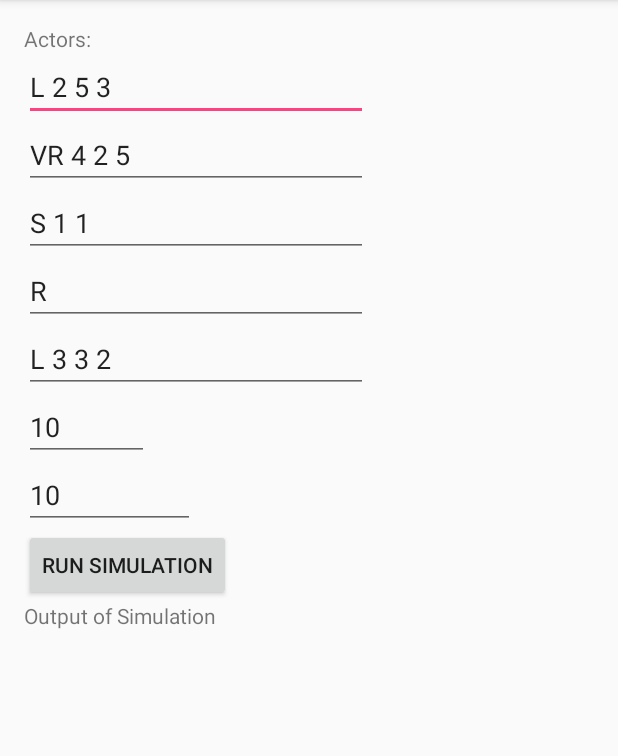
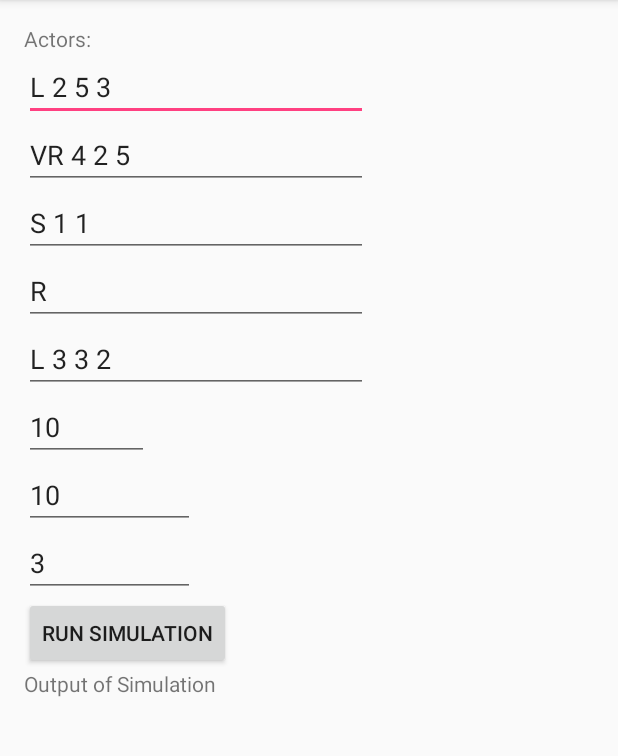
Before and after one commit to SingularityFuture/ActorGrid, an Android app: the screen it shows after launch (MainActivity), on a phone screen of 412 x 824 dp, the part 84-840 px from its top. Run offline under Robolectric (Android 15) with nearby library versions, the phone set to English and light mode, and no system bars.

Commit message:
Add default frames
Add integer resource for default frames and layout EditText for frames.

```diff
--- a/app/src/main/res/layout/activity_main.xml
+++ b/app/src/main/res/layout/activity_main.xml
@@ -78,6 +78,15 @@
         android:maxLines="1"
         android:imeOptions="actionDone"
         android:text="@integer/default_columns" />
+    <EditText
+        android:id="@id/frames"
+        android:layout_width="wrap_content"
+        android:layout_height="wrap_content"
+        android:hint="@string/number_of_columns"
+        android:inputType="text"
+        android:maxLines="1"
+        android:imeOptions="actionDone"
+        android:text="@integer/default_frames" />
     <Button
         android:id="@id/run_simulation"
         android:layout_width="wrap_content"
--- a/app/src/main/res/values/ids.xml
+++ b/app/src/main/res/values/ids.xml
@@ -8,4 +8,5 @@
     <item name="actor_5" type="id">actor_5</item>
     <item name="grid_columns" type="id">grid_columns</item>
     <item name="grid_rows" type="id">grid_rows</item>
+    <item name="frames" type="id">frames</item>
 </resources>
--- a/app/src/main/res/values/integers.xml
+++ b/app/src/main/res/values/integers.xml
@@ -3,4 +3,5 @@
     <integer name="default_rows">10</integer>
     <integer name="default_columns">10</integer>
     <integer name="default_actors">5</integer>
+    <integer name="default_frames">3</integer>
 </resources>
```
Also changed, not shown: 2 other files.
